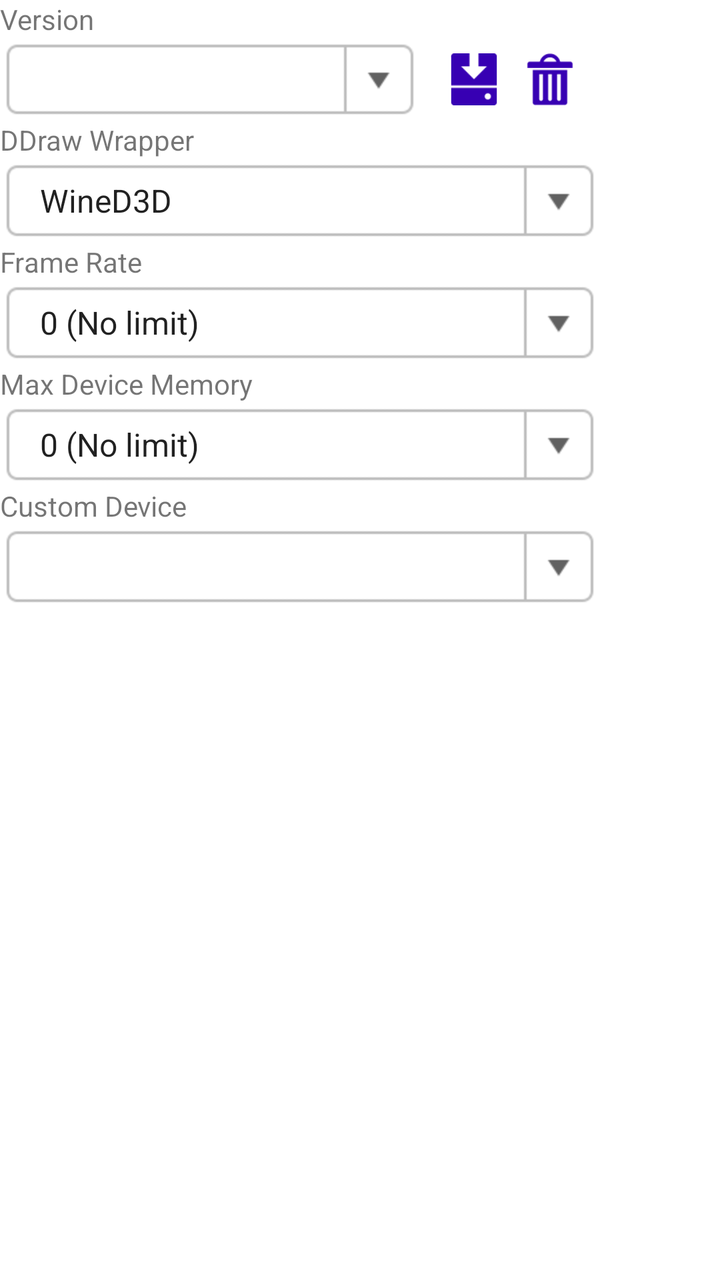
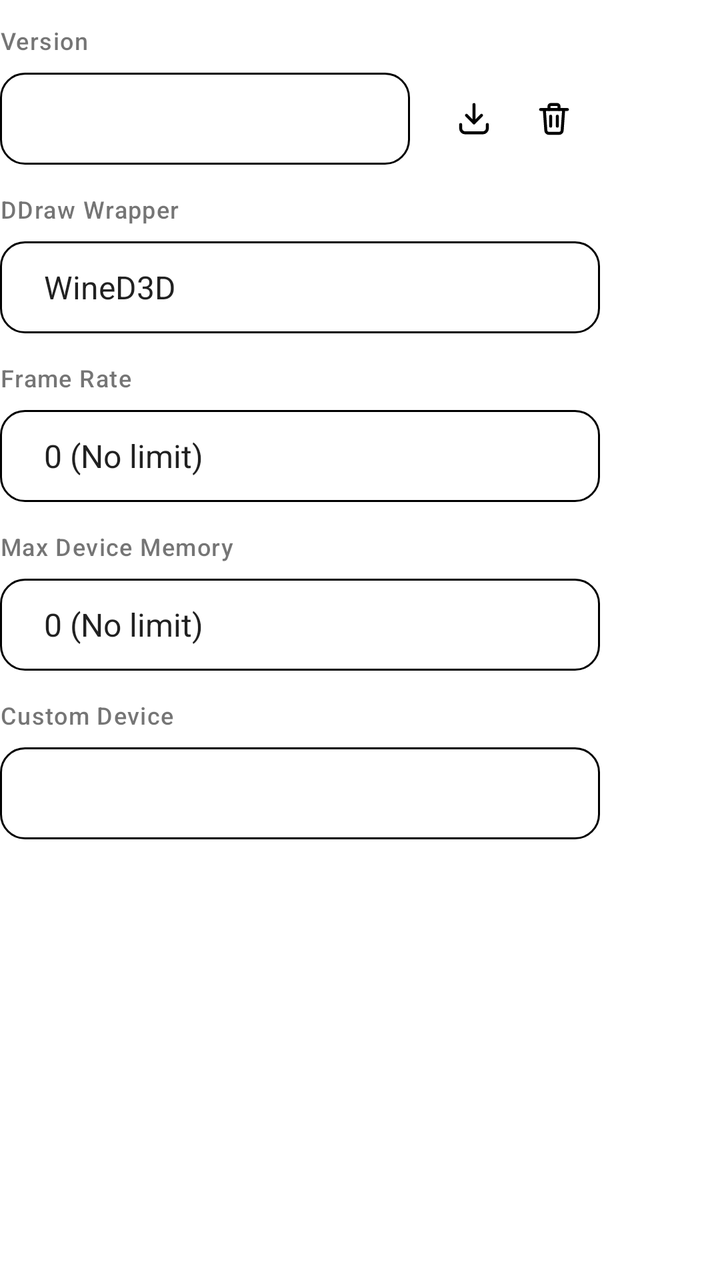

Compare the two renders of this Android layout. The source of the first and the diff that turns it into the second are given below.
<!-- AndroidManifest.xml: fallback theme Theme.MaterialComponents.DayNight.NoActionBar -->
<!-- res/layout/dxvk_config_dialog.xml -->
<?xml version="1.0" encoding="utf-8"?>
<ScrollView xmlns:android="http://schemas.android.com/apk/res/android"
    android:layout_width="wrap_content"
    android:layout_height="200dp">

    <LinearLayout
        android:layout_width="300dp"
        android:layout_height="wrap_content"
        android:orientation="vertical">

        <TextView
            android:layout_width="wrap_content"
            android:layout_height="wrap_content"
            android:text="@string/version" />

        <LinearLayout
            android:layout_width="match_parent"
            android:layout_height="wrap_content"
            android:orientation="horizontal"
            android:gravity="center_vertical">

            <Spinner
                style="@style/ComboBox"
                android:id="@+id/SVersion"
                android:layout_width="0dp"
                android:layout_height="wrap_content"
                android:layout_weight="1" />

            <LinearLayout
                style="@style/Toolbox"
                android:id="@+id/DXVKToolbox">

                <ImageButton
                    style="@style/ListMenuButton"
                    android:src="@drawable/icon_install"
                    android:tag="install" />

                <ImageButton
                    style="@style/ListMenuButton"
                    android:layout_marginRight="0dp"
                    android:src="@drawable/icon_remove"
                    android:tag="remove" />
            </LinearLayout>
        </LinearLayout>

        <TextView
            android:layout_width="wrap_content"
            android:layout_height="wrap_content"
            android:text="@string/ddraw_wrapper" />

        <Spinner
            style="@style/ComboBox"
            android:layout_width="match_parent"
            android:id="@+id/SDDrawWrapper"
            android:entries="@array/ddraw_wrapper_entries" />

        <TextView
            android:layout_width="wrap_content"
            android:layout_height="wrap_content"
            android:text="@string/frame_rate" />

        <Spinner
            style="@style/ComboBox"
            android:layout_width="match_parent"
            android:id="@+id/SFramerate"
            android:entries="@array/dxvk_framerate_entries" />

        <TextView
            android:layout_width="wrap_content"
            android:layout_height="wrap_content"
            android:text="@string/max_device_memory" />

        <Spinner
            style="@style/ComboBox"
            android:layout_width="match_parent"
            android:id="@+id/SMaxDeviceMemory"
            android:entries="@array/max_device_memory_entries" />

        <TextView
            android:layout_width="wrap_content"
            android:layout_height="wrap_content"
            android:text="@string/custom_device" />

        <Spinner
            style="@style/ComboBox"
            android:layout_width="match_parent"
            android:id="@+id/SCustomDevice" />
    </LinearLayout>
</ScrollView>
<!-- resources referenced by this layout -->
<resources>
  <!-- drawable icon_install: png bitmap (drawable-hdpi, 481 bytes) -->
  <!-- drawable icon_remove: png bitmap (drawable-hdpi, 707 bytes) -->
  <style name="ComboBox">
          <item name="android:layout_width">192dp</item>
          <item name="android:layout_height">42dp</item>
          <item name="android:focusable">true</item>
          <item name="android:clickable">true</item>
          <item name="android:textSize">16sp</item>
          <item name="android:textColor">?attr/colorPrimaryText</item>
          <item name="android:gravity">left|center_vertical</item>
          <item name="android:paddingLeft">12dp</item>
          <item name="android:paddingRight">36dp</item>
          <item name="android:paddingTop">0dp</item>
          <item name="android:paddingBottom">0dp</item>
          <item name="android:maxLines">1</item>
          <item name="android:ellipsize">end</item>
          <item name="android:spinnerMode">dropdown</item>
          <item name="android:background">@drawable/combo_box</item>
          <item name="android:popupBackground">?attr/popupMenuBackground</item>
      </style>
  <style name="ListMenuButton" parent="BaseImageButton">
          <item name="android:layout_width">34dp</item>
          <item name="android:layout_height">34dp</item>
          <item name="android:tint">?attr/colorPrimaryVariant</item>
          <item name="android:layout_marginLeft">2dp</item>
          <item name="android:layout_marginRight">2dp</item>
      </style>
  <style name="Toolbox">
          <item name="android:layout_width">wrap_content</item>
          <item name="android:layout_height">40dp</item>
          <item name="android:orientation">horizontal</item>
          <item name="android:gravity">center_vertical</item>
          <item name="android:background">?attr/toolboxBackground</item>
          <item name="android:paddingTop">2dp</item>
          <item name="android:paddingBottom">2dp</item>
          <item name="android:paddingLeft">8dp</item>
          <item name="android:paddingRight">8dp</item>
      </style>
  <!-- drawable combo_box (drawable) -->
  <?xml version="1.0" encoding="utf-8"?>
  <selector xmlns:android="http://schemas.android.com/apk/res/android" >
      <item android:state_pressed="true" android:drawable="@drawable/combo_box_pressed" />
      <item android:state_focused="true" android:drawable="@drawable/combo_box_normal" />
      <item android:drawable="@drawable/combo_box_normal" />
  </selector>
  <style name="BaseImageButton">
          <item name="android:layout_width">42dp</item>
          <item name="android:layout_height">42dp</item>
          <item name="android:focusable">true</item>
          <item name="android:clickable">true</item>
          <item name="android:gravity">center</item>
          <item name="android:scaleType">centerInside</item>
          <item name="android:background">?selectableItemBackgroundBorderless</item>
          <item name="android:padding">4dp</item>
      </style>
  <!-- drawable combo_box_pressed: png bitmap (drawable-hdpi, 1650 bytes) -->
  <!-- drawable combo_box_normal: png bitmap (drawable-hdpi, 1652 bytes) -->
  <!-- unchanged entries left out for length: 9 -->
</resources>

<!-- the commit's change to res/layout/dxvk_config_dialog.xml (unified diff, before → after) -->
@@ -9,8 +9,7 @@
         android:orientation="vertical">
 
         <TextView
-            android:layout_width="wrap_content"
-            android:layout_height="wrap_content"
+            style="@style/LvFieldLabel"
             android:text="@string/version" />
 
         <LinearLayout
@@ -44,8 +43,7 @@
         </LinearLayout>
 
         <TextView
-            android:layout_width="wrap_content"
-            android:layout_height="wrap_content"
+            style="@style/LvFieldLabel"
             android:text="@string/ddraw_wrapper" />
 
         <Spinner
@@ -55,8 +53,7 @@
             android:entries="@array/ddraw_wrapper_entries" />
 
         <TextView
-            android:layout_width="wrap_content"
-            android:layout_height="wrap_content"
+            style="@style/LvFieldLabel"
             android:text="@string/frame_rate" />
 
         <Spinner
@@ -66,8 +63,7 @@
             android:entries="@array/dxvk_framerate_entries" />
 
         <TextView
-            android:layout_width="wrap_content"
-            android:layout_height="wrap_content"
+            style="@style/LvFieldLabel"
             android:text="@string/max_device_memory" />
 
         <Spinner
@@ -77,8 +73,7 @@
             android:entries="@array/max_device_memory_entries" />
 
         <TextView
-            android:layout_width="wrap_content"
-            android:layout_height="wrap_content"
+            style="@style/LvFieldLabel"
             android:text="@string/custom_device" />
 
         <Spinner
<!-- resource entries referenced after the edit -->
@@ -1,50 +1,83 @@
 <!-- resources referenced by this layout -->
 <resources>
-  <!-- drawable icon_install: png bitmap (drawable-hdpi, 481 bytes) -->
-  <!-- drawable icon_remove: png bitmap (drawable-hdpi, 707 bytes) -->
+  <!-- drawable icon_install (drawable) -->
+  <?xml version="1.0" encoding="utf-8"?>
+  <vector xmlns:android="http://schemas.android.com/apk/res/android"
+      android:width="24dp"
+      android:height="24dp"
+      android:viewportWidth="24"
+      android:viewportHeight="24">
+      <path android:pathData="M12,3.5L12,14.5" android:strokeColor="#FF000000" android:strokeWidth="1.8" android:strokeLineCap="round" android:strokeLineJoin="round" />
+      <path android:pathData="M7.5,10 L12,14.5 L16.5,10" android:strokeColor="#FF000000" android:strokeWidth="1.8" android:strokeLineCap="round" android:strokeLineJoin="round" />
+      <path android:pathData="M4,15.5v2.3A2.7,2.7 0 0,0 6.7,20.5h10.6a2.7,2.7 0 0,0 2.7,-2.7v-2.3" android:strokeColor="#FF000000" android:strokeWidth="1.8" android:strokeLineCap="round" android:strokeLineJoin="round" />
+  </vector>
+  <!-- drawable icon_remove (drawable) -->
+  <?xml version="1.0" encoding="utf-8"?>
+  <vector xmlns:android="http://schemas.android.com/apk/res/android"
+      android:width="24dp"
+      android:height="24dp"
+      android:viewportWidth="24"
+      android:viewportHeight="24">
+      <path android:pathData="M4,6.5L20,6.5" android:strokeColor="#FF000000" android:strokeWidth="1.8" android:strokeLineCap="round" android:strokeLineJoin="round" />
+      <path android:pathData="M9,6.5V4.6a1.1,1.1 0 0,1 1.1,-1.1h3.8a1.1,1.1 0 0,1 1.1,1.1V6.5" android:strokeColor="#FF000000" android:strokeWidth="1.8" android:strokeLineCap="round" android:strokeLineJoin="round" />
+      <path android:pathData="M6.2,6.5l0.9,12.6a1.8,1.8 0 0,0 1.8,1.7h6.2a1.8,1.8 0 0,0 1.8,-1.7l0.9,-12.6" android:strokeColor="#FF000000" android:strokeWidth="1.8" android:strokeLineCap="round" android:strokeLineJoin="round" />
+      <path android:pathData="M10,10.5L10,16.5" android:strokeColor="#FF000000" android:strokeWidth="1.8" android:strokeLineCap="round" android:strokeLineJoin="round" />
+      <path android:pathData="M14,10.5L14,16.5" android:strokeColor="#FF000000" android:strokeWidth="1.8" android:strokeLineCap="round" android:strokeLineJoin="round" />
+  </vector>
   <style name="ComboBox">
           <item name="android:layout_width">192dp</item>
-          <item name="android:layout_height">42dp</item>
+          <item name="android:layout_height">46dp</item>
+          <item name="android:minHeight">46dp</item>
           <item name="android:focusable">true</item>
           <item name="android:clickable">true</item>
-          <item name="android:textSize">16sp</item>
+          <item name="android:textSize">15sp</item>
           <item name="android:textColor">?attr/colorPrimaryText</item>
           <item name="android:gravity">left|center_vertical</item>
-          <item name="android:paddingLeft">12dp</item>
-          <item name="android:paddingRight">36dp</item>
+          <item name="android:paddingLeft">14dp</item>
+          <item name="android:paddingRight">38dp</item>
           <item name="android:paddingTop">0dp</item>
           <item name="android:paddingBottom">0dp</item>
+          <item name="android:layout_marginTop">2dp</item>
+          <item name="android:layout_marginBottom">2dp</item>
           <item name="android:maxLines">1</item>
           <item name="android:ellipsize">end</item>
           <item name="android:spinnerMode">dropdown</item>
           <item name="android:background">@drawable/combo_box</item>
           <item name="android:popupBackground">?attr/popupMenuBackground</item>
+          <item name="android:dropDownVerticalOffset">4dp</item>
       </style>
   <style name="ListMenuButton" parent="BaseImageButton">
-          <item name="android:layout_width">34dp</item>
-          <item name="android:layout_height">34dp</item>
-          <item name="android:tint">?attr/colorPrimaryVariant</item>
-          <item name="android:layout_marginLeft">2dp</item>
-          <item name="android:layout_marginRight">2dp</item>
+          <item name="android:layout_width">38dp</item>
+          <item name="android:layout_height">38dp</item>
+          <item name="android:padding">9dp</item>
+          <item name="android:tint">?attr/lvIconTint</item>
+          <item name="android:background">@drawable/lv_btn_ghost</item>
+          <item name="android:layout_marginLeft">1dp</item>
+          <item name="android:layout_marginRight">1dp</item>
+      </style>
+  <style name="LvFieldLabel">
+          <item name="android:layout_width">wrap_content</item>
+          <item name="android:layout_height">wrap_content</item>
+          <item name="android:layout_marginTop">12dp</item>
+          <item name="android:layout_marginBottom">6dp</item>
+          <item name="android:textSize">12sp</item>
+          <item name="android:fontFamily">sans-serif-medium</item>
+          <item name="android:letterSpacing">0.04</item>
+          <item name="android:textColor">?attr/colorSecondaryText</item>
       </style>
   <style name="Toolbox">
           <item name="android:layout_width">wrap_content</item>
-          <item name="android:layout_height">40dp</item>
+          <item name="android:layout_height">46dp</item>
           <item name="android:orientation">horizontal</item>
           <item name="android:gravity">center_vertical</item>
           <item name="android:background">?attr/toolboxBackground</item>
           <item name="android:paddingTop">2dp</item>
           <item name="android:paddingBottom">2dp</item>
-          <item name="android:paddingLeft">8dp</item>
-          <item name="android:paddingRight">8dp</item>
+          <item name="android:paddingLeft">4dp</item>
+          <item name="android:paddingRight">4dp</item>
+          <item name="android:layout_marginLeft">8dp</item>
       </style>
-  <!-- drawable combo_box (drawable) -->
-  <?xml version="1.0" encoding="utf-8"?>
-  <selector xmlns:android="http://schemas.android.com/apk/res/android" >
-      <item android:state_pressed="true" android:drawable="@drawable/combo_box_pressed" />
-      <item android:state_focused="true" android:drawable="@drawable/combo_box_normal" />
-      <item android:drawable="@drawable/combo_box_normal" />
-  </selector>
+  <!-- drawable combo_box: vector/xml drawable (drawable, 2010 chars, omitted) -->
   <style name="BaseImageButton">
           <item name="android:layout_width">42dp</item>
           <item name="android:layout_height">42dp</item>
@@ -53,10 +86,15 @@
           <item name="android:gravity">center</item>
           <item name="android:scaleType">centerInside</item>
           <item name="android:background">?selectableItemBackgroundBorderless</item>
-          <item name="android:padding">4dp</item>
+          <item name="android:padding">9dp</item>
       </style>
-  <!-- drawable combo_box_pressed: png bitmap (drawable-hdpi, 1650 bytes) -->
-  <!-- drawable combo_box_normal: png bitmap (drawable-hdpi, 1652 bytes) -->
+  <!-- drawable lv_btn_ghost (drawable) -->
+  <?xml version="1.0" encoding="utf-8"?>
+  <ripple xmlns:android="http://schemas.android.com/apk/res/android" android:color="?attr/lvAccentSoftStrong">
+      <item android:id="@android:id/mask">
+          <shape android:shape="oval"><solid android:color="#FFFFFFFF" /></shape>
+      </item>
+  </ripple>
   <!-- unchanged entries left out for length: 9 -->
 </resources>
 
